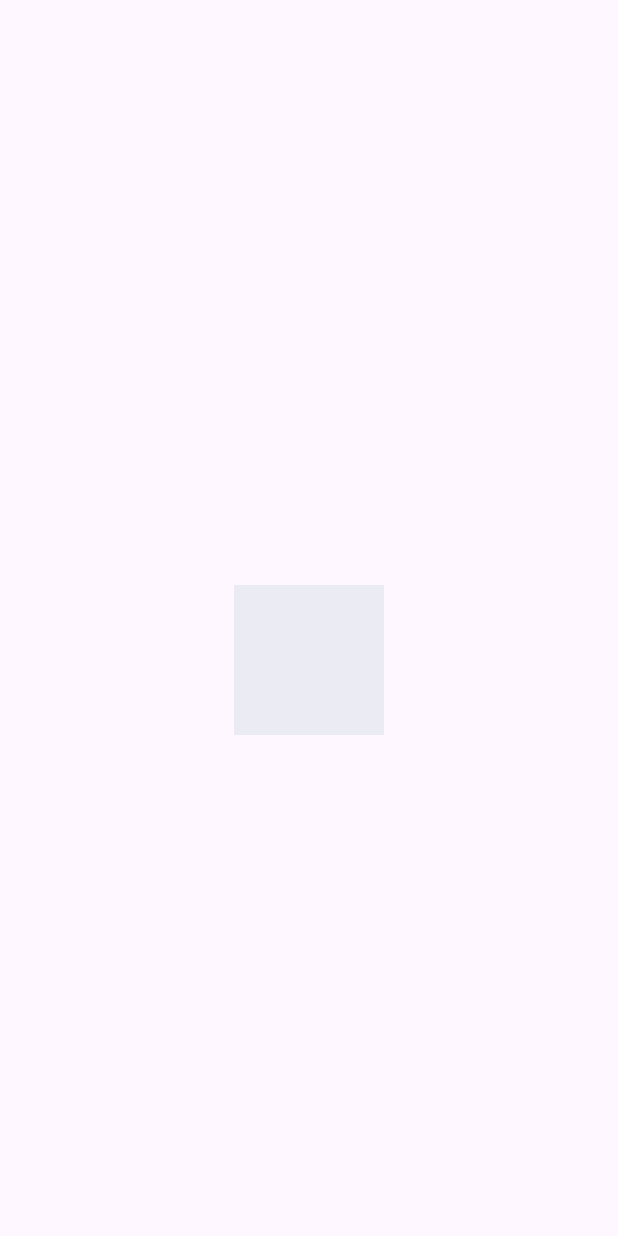
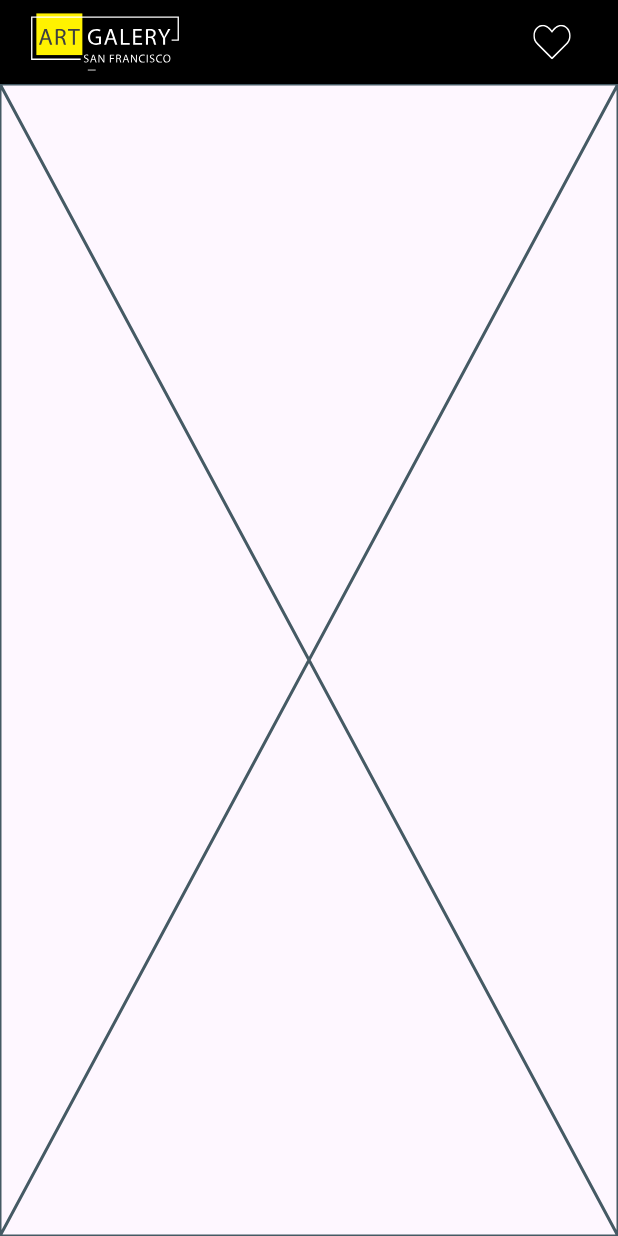
Before and after one commit to SarsenovZ2z/artgalery, a Flutter app: the screen it shows after launch, on a phone screen of 412 x 824 dp. Run offline on Flutter 3.47's test engine with Material 3 defaults, Android fonts, the phone set to English and light mode, and no system bars; our stand-ins replace dartz, dio, flutter_dotenv, flutter_svg, get_it, go_router and 1 more.

Commit message:
service_locator + router + appBar

```diff
--- a/lib/src/application.dart
+++ b/lib/src/application.dart
@@ -1,54 +1,17 @@
-import 'package:artgalery/src/utils/unsplash_client.dart';
+import 'package:artgalery/src/router.dart';
 import 'package:flutter/material.dart';
-import 'package:flutter_svg/svg.dart';
-
-import 'common/presentation/widgets/shimmer.dart';
 
 class Application extends StatelessWidget {
   const Application({super.key});
 
   @override
   Widget build(BuildContext context) {
-    return MaterialApp(
-      title: 'Flutter Demo',
+    return MaterialApp.router(
+      routerConfig: router,
+      debugShowCheckedModeBanner: false,
+      showPerformanceOverlay: false,
       theme: ThemeData(
         fontFamily: 'Roboto',
-      ),
-      home: const HomePage(),
-    );
-  }
-}
-
-class HomePage extends StatelessWidget {
-  const HomePage({super.key});
-
-  @override
-  Widget build(BuildContext context) {
-    return Scaffold(
-      appBar: AppBar(),
-      body: Shimmer(
-        child: Center(
-          child: ShimmerLoading(
-            isLoading: true,
-            child: InkWell(
-              onTap: () async {
-                final res = await UnsplashClient().get(
-                    '/search/photos',
-                  queryParameters: {
-                    'query': "Van Gogh",
-                    'per_page': 10,
-                  },
-                );
-                print(res.data);
-              },
-              child: Container(
-                width: 100,
-                height: 100,
-                color: Colors.red,
-              ),
-            ),
-          ),
-        ),
       ),
     );
   }
--- /dev/null
+++ b/lib/src/common/presentation/pages/app_scaffold.dart
@@ -0,0 +1,83 @@
+import 'package:flutter/material.dart';
+import 'package:flutter_svg/svg.dart';
+import 'package:go_router/go_router.dart';
+
+class AppScaffold extends StatelessWidget {
+  final GoRouterState state;
+  final Widget child;
+
+  const AppScaffold({
+    super.key,
+    required this.state,
+    required this.child,
+  });
+
+  @override
+  Widget build(BuildContext context) {
+    return Scaffold(
+      appBar: AppBar(
+        backgroundColor: Colors.black,
+        leadingWidth: 120,
+        leading: _Logo(),
+        actions: [
+          Padding(
+            padding: EdgeInsets.only(right: 20),
+            child: Row(
+              mainAxisSize: MainAxisSize.min,
+              children: [
+                if (state.topRoute?.name != 'home') _SearchButton(),
+                _FavoritesButton(),
+              ],
+            ),
+          ),
+        ],
+      ),
+      body: SafeArea(
+        top: false,
+        child: child,
+      ),
+    );
+  }
+}
+
+class _Logo extends StatelessWidget {
+  const _Logo({super.key});
+
+  @override
+  Widget build(BuildContext context) {
+    return Padding(
+      padding: const EdgeInsets.only(left: 20),
+      child: SvgPicture.asset(
+        'assets/icons/logo.svg',
+      ),
+    );
+  }
+}
+
+class _SearchButton extends StatelessWidget {
+  const _SearchButton({super.key});
+
+  @override
+  Widget build(BuildContext context) {
+    return IconButton(
+      onPressed: () {},
+      icon: SvgPicture.asset(
+        'assets/icons/search.svg',
+      ),
+    );
+  }
+}
+
+class _FavoritesButton extends StatelessWidget {
+  const _FavoritesButton({super.key});
+
+  @override
+  Widget build(BuildContext context) {
+    return IconButton(
+      onPressed: () {},
+      icon: SvgPicture.asset(
+        'assets/icons/heart.svg',
+      ),
+    );
+  }
+}
--- /dev/null
+++ b/lib/src/features/home/presentation/pages/home_screen.dart
@@ -0,0 +1,10 @@
+import 'package:flutter/material.dart';
+
+class HomeScreen extends StatelessWidget {
+  const HomeScreen({super.key});
+
+  @override
+  Widget build(BuildContext context) {
+    return const Placeholder();
+  }
+}
--- a/lib/src/router.dart
+++ b/lib/src/router.dart
@@ -1,6 +1,57 @@
+import 'package:artgalery/src/common/presentation/pages/app_scaffold.dart';
+import 'package:artgalery/src/features/home/presentation/pages/home_screen.dart';
+import 'package:artgalery/src/service_locator.dart';
+import 'package:flutter/material.dart';
 import 'package:go_router/go_router.dart';
 
+final GlobalKey<NavigatorState> _rootNavigatorKey = GlobalKey<NavigatorState>();
+final GlobalKey<NavigatorState> _shellNavigatorKey =
+    GlobalKey<NavigatorState>();
+
 final router = GoRouter(
+  navigatorKey: _rootNavigatorKey,
   initialLocation: '/',
-  routes: [],
+  routes: [
+    ...services
+        .map(
+          (service) => List<RouteBase>.from(
+            service.getGlobalRoutes(),
+          ),
+        )
+        .expand((element) => element),
+    ShellRoute(
+      navigatorKey: _shellNavigatorKey,
+      builder: (context, state, child) {
+        return AppScaffold(
+          state: state,
+          child: child,
+        );
+      },
+      routes: <RouteBase>[
+        GoRoute(
+          path: '/',
+          name: 'home',
+          parentNavigatorKey: _shellNavigatorKey,
+          pageBuilder: (context, state) => MaterialPage(
+            key: state.pageKey,
+            child: HomeScreen(
+              key: state.pageKey,
+            ),
+          ),
+          routes: <RouteBase>[
+            ...services
+                .map(
+                  (service) => List<RouteBase>.from(
+                    service.getRoutes(
+                      rootNavigatorKey: _rootNavigatorKey,
+                      shellNavigatorKey: _shellNavigatorKey,
+                    ),
+                  ),
+                )
+                .expand((element) => element)
+          ],
+        ),
+      ],
+    ),
+  ],
 );
```
Also changed, not shown: lib/src/common/service_provider.dart (added, +30 -0 lines), lib/src/features/home/home_service_provider.dart (added, +35 -0 lines), lib/src/service_locator.dart (+30 -0 lines).
